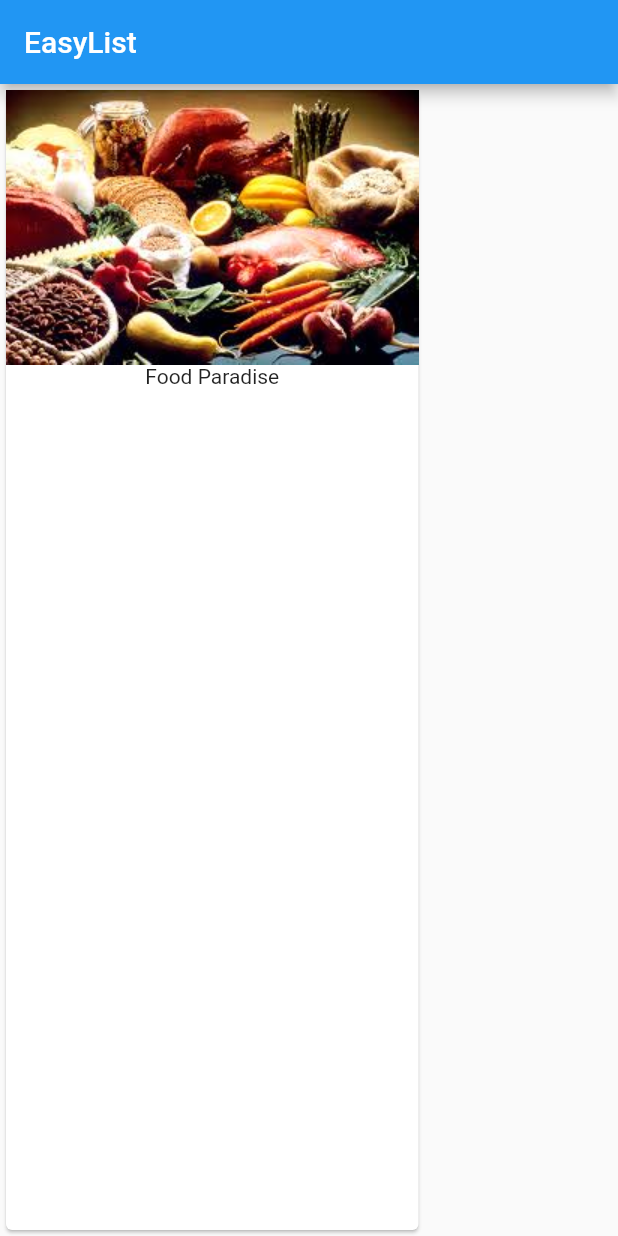
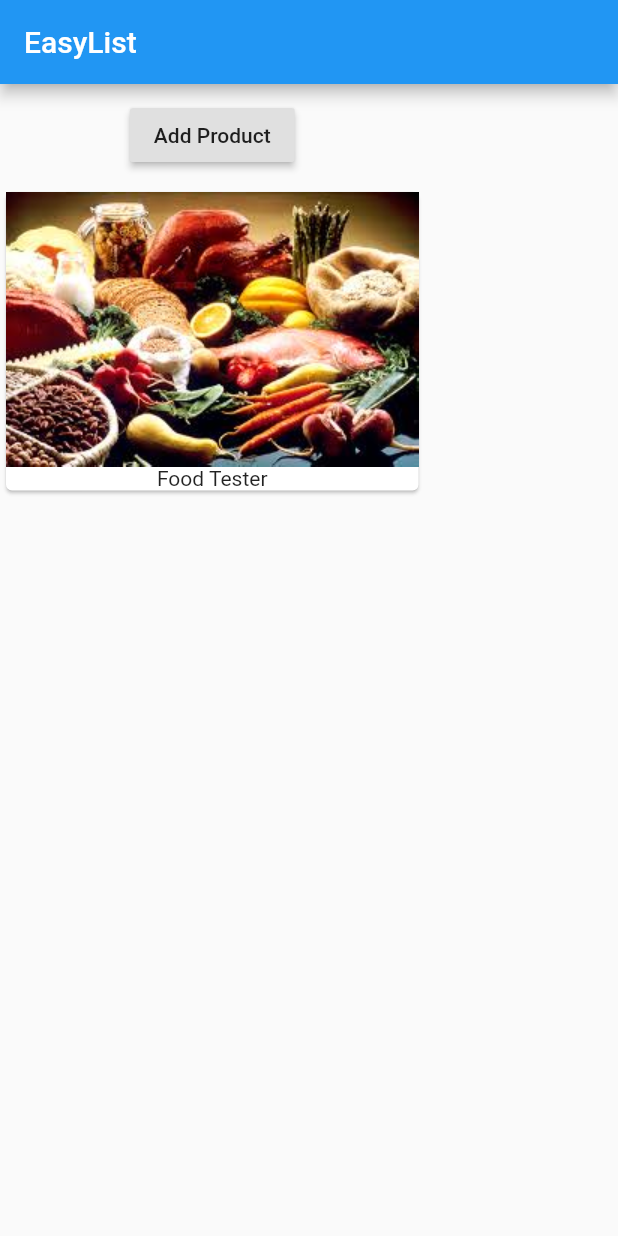
Before and after one commit to Qamas95/Flutter, a Flutter app: the screen it shows after launch, on a phone screen of 412 x 824 dp. Run offline on Flutter 3.47's test engine with Material 2 defaults, Android fonts, the phone set to English and light mode, and no system bars.

Commit message:
Part II learning Dart

```diff
--- a/lib/main.dart
+++ b/lib/main.dart
@@ -4,7 +4,17 @@ void main() {
   runApp(MyApp());
 }
 
-class MyApp extends StatelessWidget {
+class MyApp extends StatefulWidget {
+  @override
+  State<StatefulWidget> createState() {
+    // TODO: implement createState
+    return _MyAppState();
+  }
+}
+
+class _MyAppState extends State<MyApp> {
+  List<String> _products = ['Food Tester'];
+
   @override
   Widget build(BuildContext context) {
     return MaterialApp(
@@ -12,15 +22,25 @@ class MyApp extends StatelessWidget {
           appBar: AppBar(
             title: Text('EasyList'),
           ),
-        body: Card(
+          body: Column(
+            children: [
+              Container(
+                margin: EdgeInsets.all(10.0),
+                child: RaisedButton(
+                  onPressed: () {},
+                  child: Text('Add Product'),
+                ),
+              ),
+            Column(children: _products.map((element) => Card(
                 child: Column(
                   children: <Widget>[
                     Image.asset('asserts/pobrane.jpg'),
-              Text('Food Paradise')
+                    Text(element)
                   ],
                 ),
-        ),
-      ),
+              ),).toList(),),
+            ],
+          )),
     );
   }
 }
```
Lines whose indentation alone changed are shown as unchanged.
